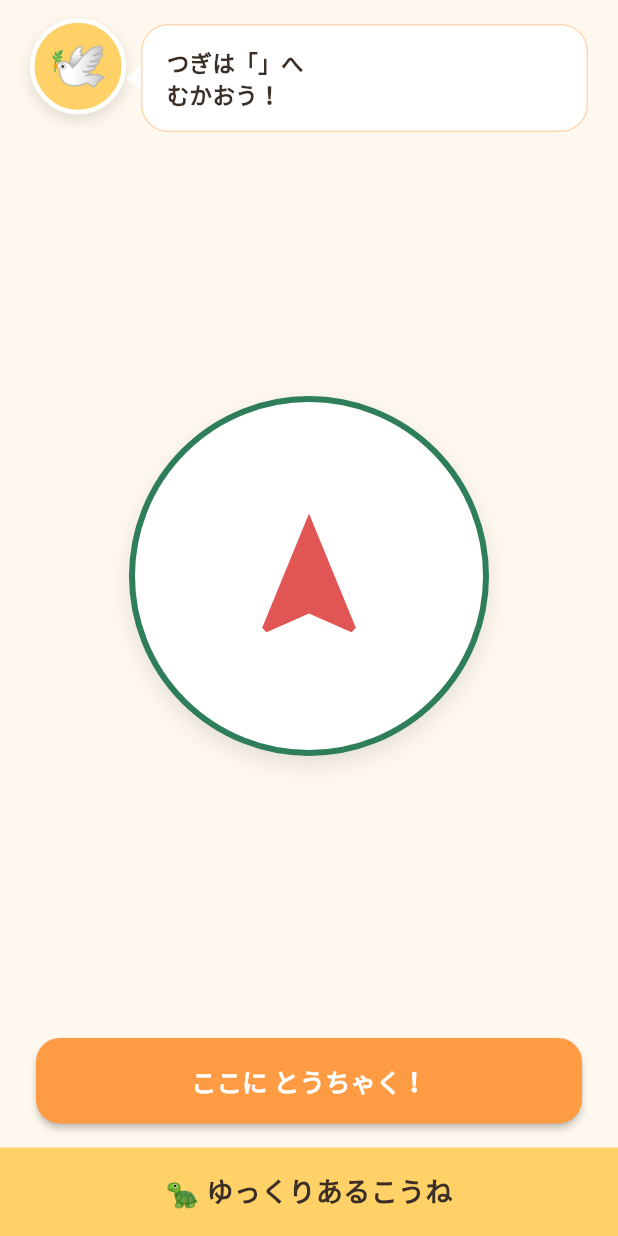
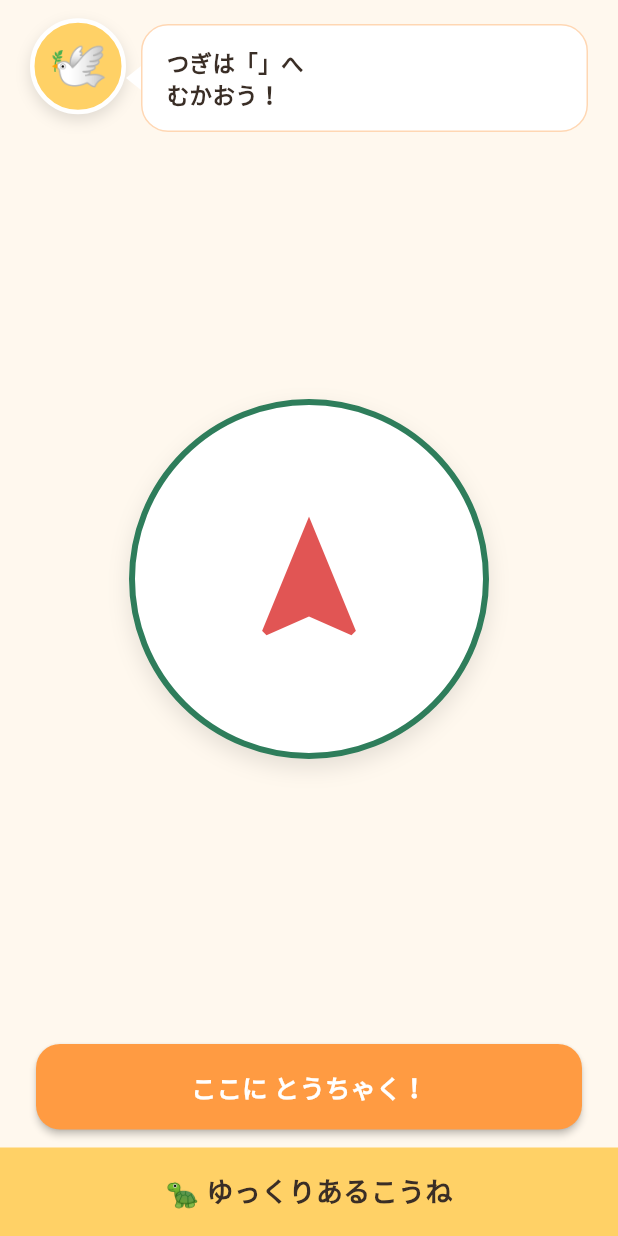
Before and after one commit to hiroyuki-rdx/hatonavi, a Flutter app: the CompassScreen widget shown alone on an empty page, opened directly with empty values, on a phone screen of 412 x 824 dp. Run offline on Flutter 3.47's test engine with Material 3 defaults, Android fonts, the phone set to English and light mode, and no system bars; our stand-ins replace shared_preferences; missing offline and left inert: dart:html, dart:js_util; accounts and stored records are empty.

Commit message:
fix(Phase0): コンパス埋め込み修正をデプロイ＋レジゴー→ピピットセルフ置換
- compass_screen: Scaffold二重ネストを解消(到着ボタンが画面外に出てスキャンに
  進めない不具合の修正)。作業ツリーにあった未デプロイ修正を反映
- レジゴー(イオン商標)→ピピットセルフ へ6箇所置換(平和堂案件のブランド整合)
- flutter build web 成功を確認

Co-Authored-By: Claude Opus 4.8 <noreply@anthropic.com>

```diff
--- a/lib/screens/compass_screen.dart
+++ b/lib/screens/compass_screen.dart
@@ -96,10 +96,10 @@ class _CompassScreenState extends State<CompassScreen> {
 
   @override
   Widget build(BuildContext context) {
-    return Scaffold(
-      backgroundColor: AppColors.background,
-      body: SafeArea(
-        child: Column(
+    // NavigationScreen の Scaffold 内に埋め込んで使うため、ここでは
+    // Scaffold を持たず Column のみを返す（Scaffold 二重ネスト回避）。
+    // 到着ボタンと警告バーが常に画面内に収まるレイアウトにしている。
+    return Column(
       children: [
         Padding(
           padding: const EdgeInsets.fromLTRB(20, 16, 20, 8),
@@ -109,6 +109,7 @@ class _CompassScreenState extends State<CompassScreen> {
         ),
         Expanded(
           child: Center(
+            child: SingleChildScrollView(
               child: _CompassDial(
                 heading: _heading,
                 hasHeading: _hasHeading,
@@ -117,8 +118,9 @@ class _CompassScreenState extends State<CompassScreen> {
               ),
             ),
           ),
+        ),
         Padding(
-              padding: const EdgeInsets.symmetric(horizontal: 24),
+          padding: const EdgeInsets.fromLTRB(24, 0, 24, 0),
           child: SizedBox(
             width: double.infinity,
             child: ElevatedButton(
@@ -127,11 +129,9 @@ class _CompassScreenState extends State<CompassScreen> {
             ),
           ),
         ),
-            const SizedBox(height: 16),
+        const SizedBox(height: 12),
         const _SlowWalkBar(),
       ],
-        ),
-      ),
     );
   }
 }
--- a/lib/screens/quiz_screen.dart
+++ b/lib/screens/quiz_screen.dart
@@ -6,7 +6,7 @@ import '../widgets/hatoppy_widget.dart';
 enum _Phase { idle, scanning, quiz, result }
 
 /// 企画書「② はとっぴーの地産地消おつかいクイズ」を再現する画面。
-/// スキャン演出 → レジゴーへのカゴ追加演出 → はとっぴーのクイズ → 正誤フィードバック
+/// スキャン演出 → ピピットセルフへのカゴ追加演出 → はとっぴーのクイズ → 正誤フィードバック
 /// の順に進む。正解した場合のみ Navigator.pop(true) でバッジ獲得を呼び出し元に伝える。
 class QuizScreen extends StatefulWidget {
   final ShoppingItem item;
@@ -111,7 +111,7 @@ class _ScanningView extends StatelessWidget {
           CircularProgressIndicator(color: AppColors.primaryGreen),
           SizedBox(height: 18),
           Text(
-            'スキャン中…\nレジゴーのカゴに追加しています',
+            'スキャン中…\nピピットセルフのカゴに追加しています',
             textAlign: TextAlign.center,
             style: TextStyle(fontWeight: FontWeight.bold, height: 1.5),
           ),
@@ -139,7 +139,7 @@ class _QuizView extends StatelessWidget {
           ),
           alignment: Alignment.center,
           child: const Text(
-            '✅ レジゴーのカゴに追加されました！',
+            '✅ ピピットセルフのカゴに追加されました！',
             style: TextStyle(fontWeight: FontWeight.bold, fontSize: 12),
           ),
         ),
--- a/lib/screens/sticker_screen.dart
+++ b/lib/screens/sticker_screen.dart
@@ -6,7 +6,7 @@ import 'home_screen.dart';
 import 'point_screen.dart';
 
 /// 企画書「③ リアル店舗連動『おてつだい達成シール』」を再現する完了画面。
-/// レジゴー決済の演出 → シール引換券の表示 → 獲得バッジ（ご当地はとっぴー図鑑）の確認、
+/// ピピットセルフ決済の演出 → シール引換券の表示 → 獲得バッジ（ご当地はとっぴー図鑑）の確認、
 /// という一連の体験をまとめている。
 class StickerScreen extends StatefulWidget {
   final int totalItems;
@@ -88,7 +88,7 @@ class _StickerScreenState extends State<StickerScreen> {
           ),
           const SizedBox(height: 6),
           const Text(
-            'レジゴー決済が完了しました',
+            'ピピットセルフ決済が完了しました',
             style: TextStyle(color: Colors.white70, fontSize: 13),
           ),
           const SizedBox(height: 24),
@@ -205,7 +205,7 @@ class _PayingView extends StatelessWidget {
           CircularProgressIndicator(color: Colors.white),
           SizedBox(height: 20),
           Text(
-            'レジゴーで決済しています…',
+            'ピピットセルフで決済しています…',
             style: TextStyle(color: Colors.white, fontWeight: FontWeight.bold),
           ),
         ],
```
Lines whose indentation alone changed are shown as unchanged.
